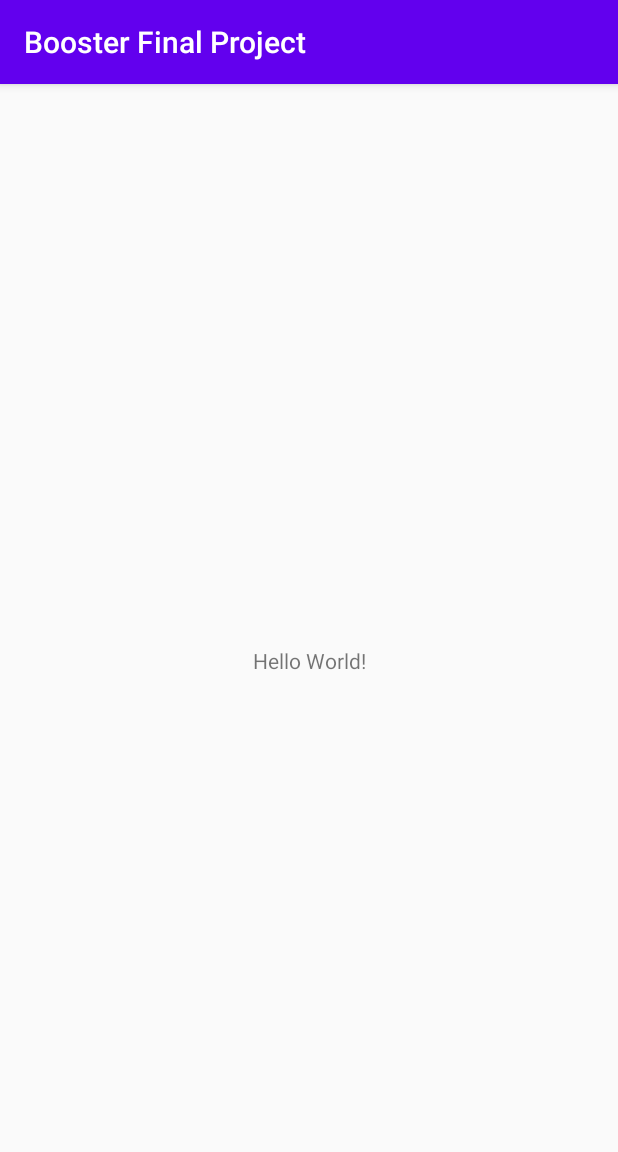
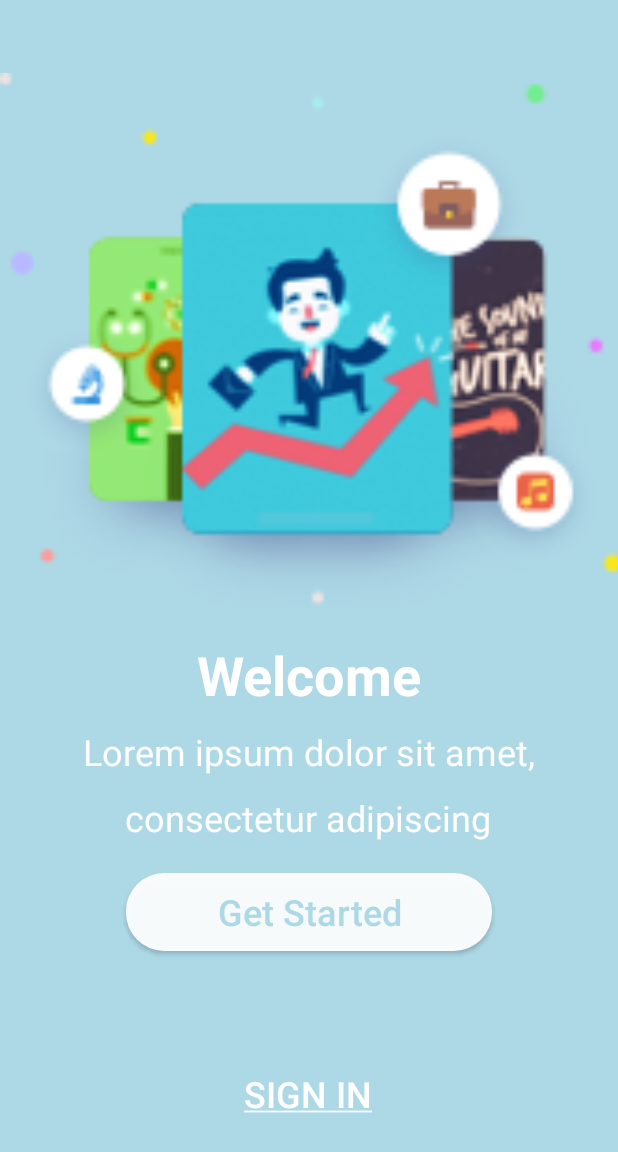
Before and after one commit to mazen-mahmoud16/BoosterFinalProject, an Android app: the screen it shows after launch (MainActivity), on a phone screen of 412 x 824 dp. Shown: the top 1152 px of the screen. Run offline under Robolectric (Android 15) with nearby library versions, the phone set to English and light mode, and no system bars.

Commit message:
First Screen (XML) done

```diff
--- /dev/null
+++ b/app/src/main/res/drawable/round.xml
@@ -0,0 +1,9 @@
+<?xml version="1.0" encoding="utf-8"?>
+<shape xmlns:android="http://schemas.android.com/apk/res/android"
+    android:shape="rectangle">
+    <solid android:color="#eeffffff" />
+    <corners android:bottomRightRadius="25dp"
+        android:bottomLeftRadius="25dp"
+        android:topRightRadius="25dp"
+        android:topLeftRadius="25dp"/>
+</shape>
--- a/app/src/main/res/layout/activity_main.xml
+++ b/app/src/main/res/layout/activity_main.xml
@@ -4,15 +4,101 @@
     xmlns:tools="http://schemas.android.com/tools"
     android:layout_width="match_parent"
     android:layout_height="match_parent"
+    android:paddingTop="30dp"
+    android:background="#add8e6"
     tools:context=".MainActivity">
 
+
+    <ImageView
+        android:id="@+id/imageView"
+        android:layout_width="414dp"
+        android:layout_height="373dp"
+        app:layout_constraintStart_toStartOf="parent"
+        app:layout_constraintEnd_toEndOf="parent"
+        app:layout_constraintTop_toTopOf="parent"
+        app:layout_constraintBottom_toTopOf="@id/welcome"
+        app:srcCompat="@drawable/artwork"
+        tools:layout_editor_absoluteX="-4dp"
+        tools:layout_editor_absoluteY="-4dp" />
+
     <TextView
+        android:id="@+id/welcome"
         android:layout_width="wrap_content"
         android:layout_height="wrap_content"
-        android:text="Hello World!"
+        app:layout_constraintStart_toStartOf="parent"
+        app:layout_constraintEnd_toEndOf="parent"
+        app:layout_constraintTop_toBottomOf="@id/imageView"
+        app:layout_constraintBottom_toTopOf="@id/name1"
+        android:text="Welcome"
+        android:textStyle="bold"
+        android:textColor="#FFFFFF"
+        android:textSize="36sp"
+        tools:layout_editor_absoluteX="143dp"
+        tools:layout_editor_absoluteY="370dp" />
+
+    <TextView
+        android:id="@+id/name1"
+        android:layout_width="wrap_content"
+        android:layout_height="wrap_content"
+        android:text="Lorem ipsum dolor sit amet,"
+        app:layout_constraintTop_toBottomOf="@id/welcome"
+        app:layout_constraintStart_toStartOf="parent"
+        app:layout_constraintEnd_toEndOf="parent"
+        app:layout_constraintBottom_toTopOf="@id/name2"
+        android:textColor="#FFFFFF"
+        android:textSize="24sp"
+        tools:layout_editor_absoluteX="76dp"
+        tools:layout_editor_absoluteY="443dp" />
+
+    <TextView
+        android:id="@+id/name2"
+        android:layout_width="wrap_content"
+        android:layout_height="wrap_content"
+        android:text="consectetur adipiscing"
+        android:textColor="#FFFFFF"
+        android:textSize="24sp"
+        app:layout_constraintBottom_toTopOf="@id/start"
+        app:layout_constraintEnd_toEndOf="parent"
+        app:layout_constraintHorizontal_bias="0.497"
+        app:layout_constraintStart_toStartOf="parent"
+        app:layout_constraintTop_toBottomOf="@id/name1"
+        app:layout_constraintVertical_bias="0.0" />
+
+    <Button
+        android:id="@+id/start"
+        android:layout_width="244dp"
+        android:layout_height="52dp"
+        android:background="@drawable/round"
+        android:text="Get Started"
+        android:layout_marginTop="10dp"
+        android:layout_marginBottom="60dp"
+        android:textAllCaps="false"
+        android:textColor="#add8e6"
+        android:textSize="24sp"
+        app:layout_constraintStart_toStartOf="parent"
+        app:layout_constraintEnd_toEndOf="parent"
+        app:layout_constraintTop_toBottomOf="@id/name2"
+        app:layout_constraintBottom_toTopOf="@id/login"
+        tools:layout_editor_absoluteX="90dp"
+        tools:layout_editor_absoluteY="554dp" />
+
+    <Button
+        android:id="@+id/login"
+        android:layout_width="wrap_content"
+        android:layout_height="wrap_content"
+        android:background="@android:color/transparent"
+        android:selectAllOnFocus="false"
+        android:linksClickable="false"
+        android:autoLink="all"
+        android:text="@string/Sign_In"
+        android:textColor="#FFFFFF"
+        android:textSize="24sp"
+        android:layout_marginBottom="60dp"
         app:layout_constraintBottom_toBottomOf="parent"
-        app:layout_constraintLeft_toLeftOf="parent"
-        app:layout_constraintRight_toRightOf="parent"
-        app:layout_constraintTop_toTopOf="parent" />
+        app:layout_constraintEnd_toEndOf="parent"
+        app:layout_constraintHorizontal_bias="0.498"
+        app:layout_constraintStart_toStartOf="parent"
+        app:layout_constraintTop_toBottomOf="@id/start" />
+
 
 </androidx.constraintlayout.widget.ConstraintLayout>
--- a/app/src/main/res/values/strings.xml
+++ b/app/src/main/res/values/strings.xml
@@ -1,3 +1,4 @@
 <resources>
     <string name="app_name">Booster Final Project</string>
+    <string name="Sign_In"><u>Sign In</u></string>
 </resources>
--- a/app/src/main/res/values/styles.xml
+++ b/app/src/main/res/values/styles.xml
@@ -1,6 +1,6 @@
 <resources>
     <!-- Base application theme. -->
-    <style name="AppTheme" parent="Theme.AppCompat.Light.DarkActionBar">
+    <style name="AppTheme" parent="Theme.AppCompat.NoActionBar">
         <!-- Customize your theme here. -->
         <item name="colorPrimary">@color/colorPrimary</item>
         <item name="colorPrimaryDark">@color/colorPrimaryDark</item>
```
Also changed, not shown: app/src/main/res/drawable-hdpi/artwork.png (added), app/src/main/res/drawable-mdpi/artwork.png (added), app/src/main/res/drawable-xhdpi/artwork.png (added), app/src/main/res/drawable-xxhdpi/artwork.png (added), app/src/main/res/drawable-xxxhdpi/artwork.png (added).
